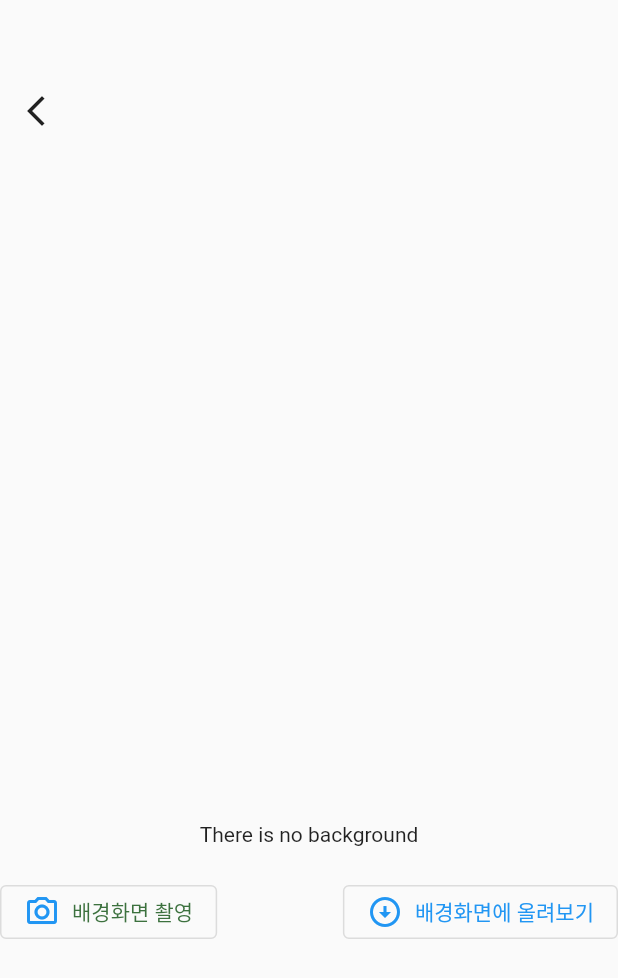
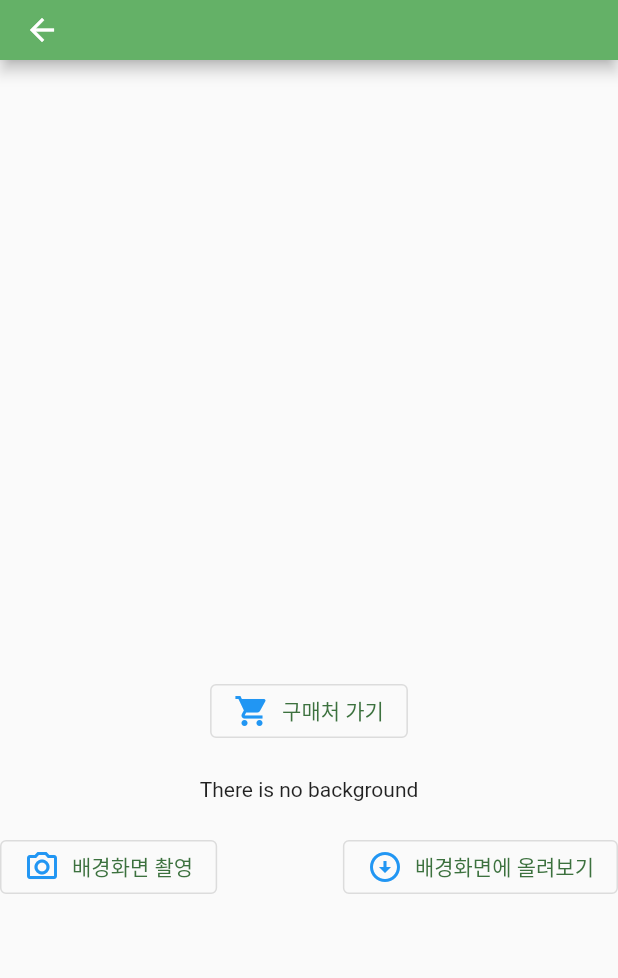
Before and after one commit to captwk5/etteynab-lite, a Flutter app: the screen it shows after launch, after a tap on "입장 하기", on a phone screen of 412 x 824 dp. Shown: the top 978 px of the screen. Run offline on Flutter 3.47's test engine with Material 2 defaults, Android fonts, the phone set to English and light mode, and no system bars; our stand-ins replace camera, firebase_core, firebase_storage, fluttertoast, smooth_page_indicator; accounts and stored records are empty.

Commit message:
for flutter update

```diff
--- a/lib/main.dart
+++ b/lib/main.dart
@@ -6,6 +6,9 @@ import 'studio/laful_studio.dart';
 void main() {
   /* camera initialization */
   WidgetsFlutterBinding.ensureInitialized();
+
+  // /* google ad initialization */
+  // MobileAds.instance.initialize();
 
   runApp(const MyApp());
 }
@@ -33,6 +36,11 @@ class Home extends StatelessWidget {
   @override
   Widget build(BuildContext context) {
     return Scaffold(
+      appBar: AppBar(
+        toolbarHeight: 40,
+        backgroundColor: const Color.fromARGB(255, 100, 177, 103),
+        title: const Text("The LaFul"),
+      ),
       body: Center(
         child: Column(
           mainAxisAlignment: MainAxisAlignment.center,
@@ -40,15 +48,16 @@ class Home extends StatelessWidget {
             const Text(
               "LaFul",
               style: TextStyle(
-                color: Color.fromARGB(255, 100, 177, 103),
+                color: Colors.white,
                 fontSize: 50,
+                fontStyle: FontStyle.italic,
               ),
             ),
             const Text(
               "STUDIO",
               style: TextStyle(
-                color: Color.fromARGB(255, 100, 177, 103),
-                fontStyle: FontStyle.normal,
+                color: Colors.white,
+                fontStyle: FontStyle.italic,
                 fontSize: 40,
               ),
             ),
@@ -59,7 +68,12 @@ class Home extends StatelessWidget {
               mainAxisAlignment: MainAxisAlignment.center,
               children: [
                 OutlinedButton.icon(
-                  label: const Text("입장 하기"),
+                  label: const Text(
+                    "입장 하기",
+                    style: TextStyle(
+                      color: Colors.white,
+                    ),
+                  ),
                   icon: const Icon(
                     Icons.image_search_outlined,
                   ),
@@ -77,6 +91,7 @@ class Home extends StatelessWidget {
           ],
         ),
       ),
+      backgroundColor: const Color.fromARGB(255, 100, 177, 103),
     );
   }
 }
--- a/lib/studio/laful_studio.dart
+++ b/lib/studio/laful_studio.dart
@@ -3,9 +3,11 @@ import 'dart:io';
 import 'package:camera/camera.dart';
 import 'package:flutter/material.dart';
 import 'package:fluttertoast/fluttertoast.dart';
+import 'package:smooth_page_indicator/smooth_page_indicator.dart';
 import 'package:the_banyette/firebase/firebase_api.dart';
 import 'package:the_banyette/model/masterpiece.dart';
 import 'package:the_banyette/view/background_simulation.dart';
+import 'package:url_launcher/url_launcher.dart';
 
 import '../view/camera_home.dart';
 
@@ -25,10 +27,11 @@ class LaFulStudioProducts extends State<LaFulStudio> {
       FirebaseApiService.instance.getImageList();
   List<MasterPiece> removedBgDatas = [];
   List<MasterPiece> pageDatas = [];
+  Future<int>? pageCnt;
 
   PageController pageController = PageController(initialPage: 0);
 
-  CameraDescription? _camera;
+  // CameraDescription? _camera;
 
   Future<CameraDescription> getCamera() async {
     // Obtain a list of the available cameras on the device.
@@ -43,22 +46,15 @@ class LaFulStudioProducts extends State<LaFulStudio> {
   @override
   Widget build(BuildContext context) {
     return Scaffold(
+      appBar: AppBar(
+        toolbarHeight: 40,
+        backgroundColor: const Color.fromARGB(255, 100, 177, 103),
+      ),
       resizeToAvoidBottomInset: false,
       body: Column(
         children: [
           const SizedBox(
-            height: 50,
-          ),
-          Row(
-            mainAxisAlignment: MainAxisAlignment.start,
-            children: [
-              IconButton(
-                onPressed: () {
-                  Navigator.pop(context);
-                },
-                icon: const Icon(Icons.arrow_back_ios_new_outlined),
-              ),
-            ],
+            height: 20,
           ),
           FutureBuilder(
             future: imageList,
@@ -73,18 +69,54 @@ class LaFulStudioProducts extends State<LaFulStudio> {
                     removedBgDatas.add(element);
                   }
                 }
+                pageCnt = getPageSize(pageDatas.length);
                 return SizedBox(
-                  height: 450,
-                  child: PageView(
+                  height: 370,
+                  child: PageView.builder(
                     scrollDirection: Axis.horizontal,
                     controller: pageController,
-                    children: pageDatas,
+                    itemCount: pageDatas.length,
+                    itemBuilder: (context, index) {
+                      return pageDatas[index];
+                    },
                   ),
                 );
               } else {
                 return const CircularProgressIndicator();
               }
             },
+          ),
+          FutureBuilder(
+            future: pageCnt,
+            builder: (builder, snapshot) {
+              if (snapshot.hasData) {
+                return SmoothPageIndicator(
+                  controller: pageController,
+                  count: snapshot.data!,
+                  effect: const WormEffect(
+                    dotHeight: 7,
+                    dotWidth: 7,
+                    type: WormType.thin,
+                  ),
+                );
+              } else {
+                return Container();
+              }
+            },
+          ),
+          const SizedBox(
+            height: 20,
+          ),
+          OutlinedButton.icon(
+            onPressed: launchURLBrowser,
+            label: const Text(
+              "구매처 가기",
+              style: TextStyle(color: Color.fromARGB(255, 60, 113, 62)),
+            ),
+            icon: const Icon(Icons.shopping_cart),
+          ),
+          const SizedBox(
+            height: 20,
           ),
           Container(
               child: backgroundImgPath == null
@@ -95,7 +127,7 @@ class LaFulStudioProducts extends State<LaFulStudio> {
                       decoration: BoxDecoration(
                         image: DecorationImage(
                           image: Image.file(File(backgroundImgPath!)).image,
-                          fit: BoxFit.cover,
+                          fit: BoxFit.fill,
                         ),
                       ))),
           const SizedBox(
@@ -132,7 +164,10 @@ class LaFulStudioProducts extends State<LaFulStudio> {
                     );
                   }
                 },
-                label: const Text("배경화면에 올려보기"),
+                label: const Text(
+                  "배경화면에 올려보기",
+                  style: TextStyle(color: Color.fromARGB(255, 60, 113, 62)),
+                ),
                 icon: const Icon(Icons.arrow_circle_down_outlined),
               )
             ],
@@ -146,7 +181,7 @@ class LaFulStudioProducts extends State<LaFulStudio> {
     String backgroundImgPath = await Navigator.push(
       context,
       MaterialPageRoute(
-        builder: (_) => TakePictureScreen(camera: value),
+        builder: (_) => CameraHome(camera: value),
       ),
     );
 
@@ -181,4 +216,15 @@ class LaFulStudioProducts extends State<LaFulStudio> {
       );
     }
   }
+
+  Future<void> launchURLBrowser() async {
+    Uri url = Uri.parse('https://ohou.se/productions/1247067/selling');
+    if (!await launchUrl(url)) {
+      throw Exception('Could not launch $url');
+    }
+  }
+
+  Future<int> getPageSize(int size) {
+    return Future<int>.value(size);
+  }
 }
--- a/pubspec.yaml
+++ b/pubspec.yaml
@@ -39,6 +39,9 @@ dependencies:
   firebase_core: ^2.8.0
   camera: ^0.10.3+2
   fluttertoast: ^8.2.1
+  smooth_page_indicator: ^1.0.0+2
+  url_launcher: ^6.1.10
+  # google_mobile_ads: ^3.0.0
 
 dev_dependencies:
   flutter_test:
```
Also changed, not shown: lib/model/masterpiece.dart (+11 -11 lines), lib/view/camera_home.dart (+4 -4 lines), lib/ads/google_ad_banner.dart (added), pubspec.lock, 8 other files.
